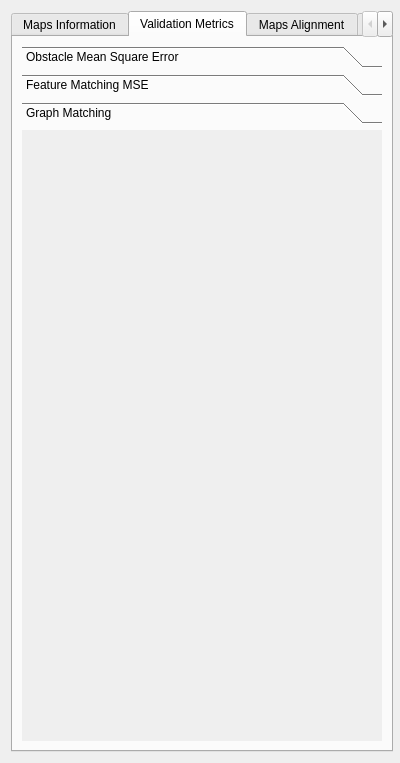
Qt form ogm_gui/ui/validation.ui (MariosPro/thesis) before a commit.
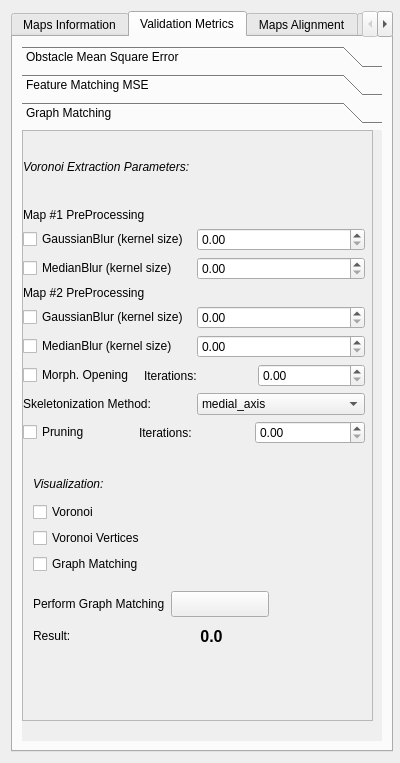
The same form after that commit. The open tabs and pages were chosen to show the change.

Commit message: Add Structural evaluation parameters to GUI

What changed in the file:
```diff
--- a/ogm_gui/ui/validation.ui
+++ b/ogm_gui/ui/validation.ui
@@ -204,7 +204,7 @@
        <string>Validation Metrics</string>
       </attribute>
       <layout class="QGridLayout" name="gridLayout_9">
-       <item row="0" column="0">
+       <item row="0" column="1">
         <widget class="QToolBox" name="metricToolBox">
          <property name="sizePolicy">
           <sizepolicy hsizetype="MinimumExpanding" vsizetype="MinimumExpanding">
@@ -817,8 +817,8 @@
            <rect>
             <x>0</x>
             <y>0</y>
-            <width>351</width>
-            <height>598</height>
+            <width>360</width>
+            <height>601</height>
            </rect>
           </property>
           <property name="sizePolicy">
@@ -830,6 +830,317 @@
           <attribute name="label">
            <string>Graph Matching</string>
           </attribute>
+          <widget class="QScrollArea" name="scrollArea_2">
+           <property name="geometry">
+            <rect>
+             <x>0</x>
+             <y>0</y>
+             <width>351</width>
+             <height>591</height>
+            </rect>
+           </property>
+           <property name="widgetResizable">
+            <bool>true</bool>
+           </property>
+           <widget class="QWidget" name="scrollAreaWidgetContents_2">
+            <property name="geometry">
+             <rect>
+              <x>0</x>
+              <y>0</y>
+              <width>349</width>
+              <height>589</height>
+             </rect>
+            </property>
+            <widget class="QWidget" name="layoutWidget_2">
+             <property name="geometry">
+              <rect>
+               <x>10</x>
+               <y>340</y>
+               <width>145</width>
+               <height>103</height>
+              </rect>
+             </property>
+             <layout class="QVBoxLayout" name="verticalLayout_9">
+              <item>
+               <widget class="QLabel" name="label_19">
+                <property name="font">
+                 <font>
+                  <italic>true</italic>
+                 </font>
+                </property>
+                <property name="text">
+                 <string>Visualization:</string>
+                </property>
+               </widget>
+              </item>
+              <item>
+               <widget class="QCheckBox" name="voronoiCheckBox">
+                <property name="text">
+                 <string>Voronoi </string>
+                </property>
+               </widget>
+              </item>
+              <item>
+               <widget class="QCheckBox" name="verticesCheckBox">
+                <property name="text">
+                 <string>Voronoi Vertices</string>
+                </property>
+               </widget>
+              </item>
+              <item>
+               <widget class="QCheckBox" name="graphMatchingCheckBox">
+                <property name="text">
+                 <string>Graph Matching</string>
+                </property>
+               </widget>
+              </item>
+             </layout>
+            </widget>
+            <widget class="QWidget" name="layoutWidget_6">
+             <property name="geometry">
+              <rect>
+               <x>10</x>
+               <y>460</y>
+               <width>236</width>
+               <height>58</height>
+              </rect>
+             </property>
+             <layout class="QVBoxLayout" name="verticalLayout_10">
+              <item>
+               <layout class="QHBoxLayout" name="horizontalLayout_16">
+                <item>
+                 <widget class="QLabel" name="label_20">
+                  <property name="text">
+                   <string>Perform Graph Matching</string>
+                  </property>
+                 </widget>
+                </item>
+                <item>
+                 <widget class="QPushButton" name="graphMatchingPushButton">
+                  <property name="sizePolicy">
+                   <sizepolicy hsizetype="Minimum" vsizetype="Minimum">
+                    <horstretch>0</horstretch>
+                    <verstretch>0</verstretch>
+                   </sizepolicy>
+                  </property>
+                  <property name="maximumSize">
+                   <size>
+                    <width>16777159</width>
+                    <height>16777215</height>
+                   </size>
+                  </property>
+                  <property name="text">
+                   <string/>
+                  </property>
+                 </widget>
+                </item>
+               </layout>
+              </item>
+              <item>
+               <layout class="QHBoxLayout" name="horizontalLayout_17">
+                <item>
+                 <widget class="QLabel" name="label_21">
+                  <property name="text">
+                   <string>Result:</string>
+                  </property>
+                 </widget>
+                </item>
+                <item>
+                 <widget class="QLabel" name="graphMatchingResultLabel">
+                  <property name="font">
+                   <font>
+                    <pointsize>12</pointsize>
+                    <weight>75</weight>
+                    <bold>true</bold>
+                   </font>
+                  </property>
+                  <property name="autoFillBackground">
+                   <bool>false</bool>
+                  </property>
+                  <property name="text">
+                   <string>0.0</string>
+                  </property>
+                  <property name="alignment">
+                   <set>Qt::AlignCenter</set>
+                  </property>
+                 </widget>
+                </item>
+               </layout>
+              </item>
+             </layout>
+            </widget>
+            <widget class="QWidget" name="layoutWidget_4">
+             <property name="geometry">
+              <rect>
+               <x>0</x>
+               <y>1</y>
+               <width>342</width>
+               <height>312</height>
+              </rect>
+             </property>
+             <layout class="QVBoxLayout" name="verticalLayout_3">
+              <item>
+               <widget class="QLabel" name="label_11">
+                <property name="font">
+                 <font>
+                  <italic>true</italic>
+                 </font>
+                </property>
+                <property name="text">
+                 <string>Voronoi Extraction Parameters:</string>
+                </property>
+               </widget>
+              </item>
+              <item>
+               <layout class="QVBoxLayout" name="verticalLayout_8">
+                <item>
+                 <widget class="QLabel" name="label_3">
+                  <property name="text">
+                   <string>Map #1 PreProcessing</string>
+                  </property>
+                 </widget>
+                </item>
+                <item>
+                 <layout class="QHBoxLayout" name="horizontalLayout_9">
+                  <item>
+                   <widget class="QCheckBox" name="gaussianBlurCheckBox1_2">
+                    <property name="text">
+                     <string>GaussianBlur (kernel size)</string>
+                    </property>
+                   </widget>
+                  </item>
+                  <item>
+                   <widget class="QDoubleSpinBox" name="gaussianBlurSpinBox1_2"/>
+                  </item>
+                 </layout>
+                </item>
+                <item>
+                 <layout class="QHBoxLayout" name="horizontalLayout_10">
+                  <item>
+                   <widget class="QCheckBox" name="medianBlurCheckBox1_2">
+                    <property name="text">
+                     <string>MedianBlur (kernel size)</string>
+                    </property>
+                   </widget>
+                  </item>
+                  <item>
+                   <widget class="QDoubleSpinBox" name="medianBlurSpinBox1_2"/>
+                  </item>
+                 </layout>
+                </item>
+                <item>
+                 <widget class="QLabel" name="label_10">
+                  <property name="text">
+                   <string>Map #2 PreProcessing</string>
+                  </property>
+                 </widget>
+                </item>
+                <item>
+                 <layout class="QHBoxLayout" name="horizontalLayout_11">
+                  <item>
+                   <widget class="QCheckBox" name="gaussianBlurCheckBox2_2">
+                    <property name="text">
+                     <string>GaussianBlur (kernel size)</string>
+                    </property>
+                   </widget>
+                  </item>
+                  <item>
+                   <widget class="QDoubleSpinBox" name="gaussianBlurSpinBox2_2"/>
+                  </item>
+                 </layout>
+                </item>
+                <item>
+                 <layout class="QHBoxLayout" name="horizontalLayout_12">
+                  <item>
+                   <widget class="QCheckBox" name="medianBlurCheckBox2_2">
+                    <property name="text">
+                     <string>MedianBlur (kernel size)</string>
+                    </property>
+                   </widget>
+                  </item>
+                  <item>
+                   <widget class="QDoubleSpinBox" name="medianBlurSpinBox2_2"/>
+                  </item>
+                 </layout>
+                </item>
+               </layout>
+              </item>
+              <item>
+               <layout class="QHBoxLayout" name="horizontalLayout_13">
+                <item>
+                 <widget class="QCheckBox" name="morphOpeningCheckBox">
+                  <property name="text">
+                   <string>Morph. Opening </string>
+                  </property>
+                 </widget>
+                </item>
+                <item>
+                 <widget class="QLabel" name="label_17">
+                  <property name="text">
+                   <string>Iterations: </string>
+                  </property>
+                 </widget>
+                </item>
+                <item>
+                 <widget class="QDoubleSpinBox" name="morphOpeningSpinBox"/>
+                </item>
+               </layout>
+              </item>
+              <item>
+               <layout class="QHBoxLayout" name="horizontalLayout_14">
+                <item>
+                 <widget class="QLabel" name="label_12">
+                  <property name="text">
+                   <string>Skeletonization Method:</string>
+                  </property>
+                 </widget>
+                </item>
+                <item>
+                 <widget class="QComboBox" name="skeletonizationComboBox">
+                  <item>
+                   <property name="text">
+                    <string>medial_axis</string>
+                   </property>
+                  </item>
+                  <item>
+                   <property name="text">
+                    <string>thinning</string>
+                   </property>
+                  </item>
+                  <item>
+                   <property name="text">
+                    <string>zhangSuenThinning</string>
+                   </property>
+                  </item>
+                 </widget>
+                </item>
+               </layout>
+              </item>
+              <item>
+               <layout class="QHBoxLayout" name="horizontalLayout_15">
+                <item>
+                 <widget class="QCheckBox" name="pruningCheckBox">
+                  <property name="text">
+                   <string>Pruning </string>
+                  </property>
+                 </widget>
+                </item>
+                <item>
+                 <widget class="QLabel" name="label_13">
+                  <property name="text">
+                   <string>Iterations:</string>
+                  </property>
+                 </widget>
+                </item>
+                <item>
+                 <widget class="QDoubleSpinBox" name="pruningSpinBox"/>
+                </item>
+               </layout>
+              </item>
+             </layout>
+            </widget>
+           </widget>
+          </widget>
          </widget>
         </widget>
        </item>
```
Left out of the diff: 8 changed lines with no effect on the pictures. The commit also changes 14 other files.
